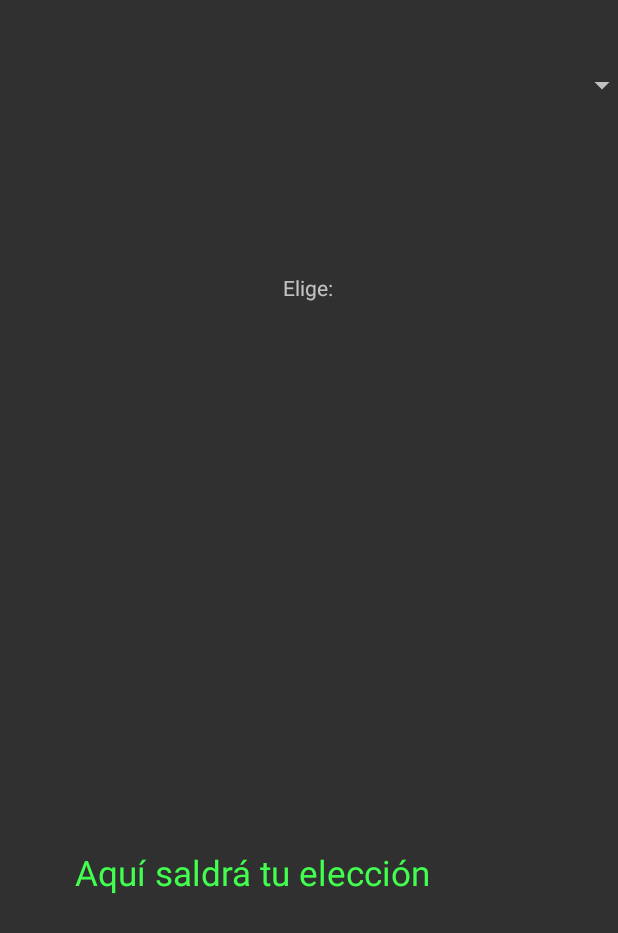
After one commit to BRJ-23/AndroidPracticeIbipAPP, an Android app: the layout spinner_pepe_activity.xml on its own in the app's theme, with its tools: preview values and no code run, on a phone screen of 412 x 824 dp. The commit adds this screen. Shown: the top 933 px of the screen. Run offline under Robolectric (Android 15) with nearby library versions, the phone set to English and light mode, and no system bars.

Commit message:
Pepe Spinner Added

```diff
--- a/app/src/main/AndroidManifest.xml
+++ b/app/src/main/AndroidManifest.xml
@@ -11,6 +11,12 @@
         android:roundIcon="@mipmap/ic_launcher_round"
         android:supportsRtl="true"
         android:theme="@style/Theme.AppCompat.NoActionBar">
+        <activity
+            android:name=".spinnerPepe.MainActivity"
+            android:exported="true" />
+        <activity
+            android:name=".spinnerPepe.MainActivity"
+            android:exported="true" />
         <activity
             android:name=".listViewPepe.MainActivity"
             android:exported="true" />
--- a/app/src/main/java/com/example/ibip/ascreen/Main.java
+++ b/app/src/main/java/com/example/ibip/ascreen/Main.java
@@ -160,6 +160,12 @@
         startActivity(i);
     }
 
+    public void spinnerpepe(View view){
+        Intent i = new Intent(this, com.example.ibip.spinnerPepe.MainActivity.class);
+        i.setFlags(Intent.FLAG_ACTIVITY_CLEAR_TOP);
+        startActivity(i);
+    }
+
 
 
 }
--- /dev/null
+++ b/app/src/main/res/layout/spinner_pepe_activity.xml
@@ -0,0 +1,63 @@
+<?xml version="1.0"?>
+
+<androidx.constraintlayout.widget.ConstraintLayout xmlns:android="http://schemas.android.com/apk/res/android"
+    xmlns:app="http://schemas.android.com/apk/res-auto"
+    xmlns:tools="http://schemas.android.com/tools"
+    android:layout_width="match_parent"
+    android:layout_height="match_parent">
+
+    <TextView
+        android:id="@+id/labelElige"
+        android:layout_width="wrap_content"
+        android:layout_height="wrap_content"
+        android:text="Elige:"
+        app:layout_constraintBottom_toTopOf="@id/listView"
+        app:layout_constraintHorizontal_bias="0.498"
+        app:layout_constraintLeft_toLeftOf="parent"
+        app:layout_constraintRight_toRightOf="parent"
+        app:layout_constraintTop_toTopOf="parent" />
+
+    <ListView
+        android:id="@+id/listView"
+        android:layout_width="wrap_content"
+        android:layout_height="wrap_content"
+        android:layout_above="@+id/seleccion"
+        android:layout_below="@+id/labelElige"
+        android:layout_alignParentStart="true"
+        android:layout_alignParentLeft="true"
+        android:choiceMode="multipleChoice"
+        app:layout_constraintBottom_toTopOf="@id/seleccion"
+        app:layout_constraintHorizontal_bias="1.0"
+        app:layout_constraintLeft_toLeftOf="parent"
+        app:layout_constraintRight_toRightOf="parent"
+        app:layout_constraintTop_toBottomOf="@id/labelElige" />
+
+    <TextView
+        android:id="@+id/seleccion"
+        android:layout_width="318dp"
+        android:layout_height="76dp"
+        android:layout_alignParentStart="true"
+        android:layout_alignParentLeft="true"
+        android:layout_alignParentBottom="true"
+        android:layout_marginEnd="44dp"
+        android:text="Aquí saldrá tu elección"
+        android:textColor="#ff42ff4f"
+        android:textSize="23dp"
+        android:typeface="sans"
+        app:layout_constraintBottom_toBottomOf="parent"
+        app:layout_constraintEnd_toEndOf="parent"
+        app:layout_constraintLeft_toLeftOf="parent"
+        app:layout_constraintLeft_toRightOf="parent"
+        app:layout_constraintTop_toBottomOf="@id/listView" />
+
+    <Spinner
+        android:id="@+id/spinner"
+        android:layout_width="409dp"
+        android:layout_height="wrap_content"
+        android:layout_marginStart="16dp"
+        app:layout_constraintBottom_toBottomOf="parent"
+        app:layout_constraintStart_toStartOf="parent"
+        app:layout_constraintTop_toTopOf="parent"
+        app:layout_constraintVertical_bias="0.056" />
+
+</androidx.constraintlayout.widget.ConstraintLayout>
```
Also changed, not shown: app/src/main/java/com/example/ibip/spinnerPepe/MainActivity.java (added, +56 -0 lines), app/src/main/java/com/example/ibip/spinnerPepe/MiAdapter.java (added, +92 -0 lines), app/src/main/java/com/example/ibip/spinnerPepe/Nombres.java (added, +27 -0 lines), app/src/main/java/com/example/ibip/webview/Nombres.java (added, +27 -0 lines), app/src/main/res/layout/ascreen_activity.xml (+7 -0 lines), app/src/main/res/layout/spinner_pepe_linea_activity.xml (added, +55 -0 lines).
